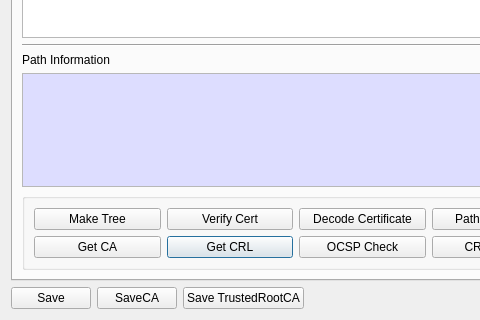
First picture: the form in BerEditor/cert_info_dlg.ui, repository jykim74/BerEditor, before the edit; both pictures show x 0 to 480 and y 142 to 462 of the 592 by 462 pixel window.
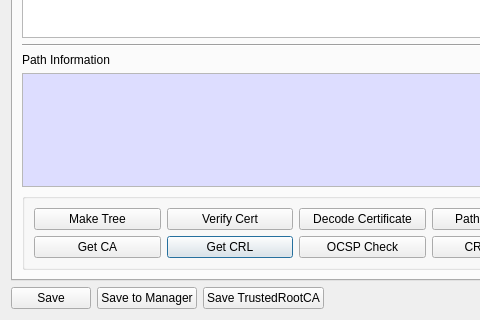
Second picture: the form after the edit.

```diff
--- a/BerEditor/cert_info_dlg.ui
+++ b/BerEditor/cert_info_dlg.ui
@@ -333,7 +333,7 @@
      <item row="0" column="1">
       <widget class="QPushButton" name="mSaveCABtn">
        <property name="text">
-        <string>SaveCA</string>
+        <string>Save to Manager</string>
        </property>
       </widget>
      </item>
```
Left out of the diff: 2 changed lines with no effect on the pictures.
